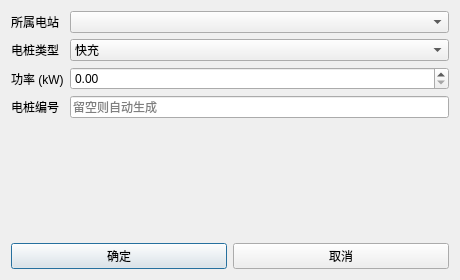
Qt form admin/pileadddialog.ui (river-cc-77/task_ShortSemester) before a commit.
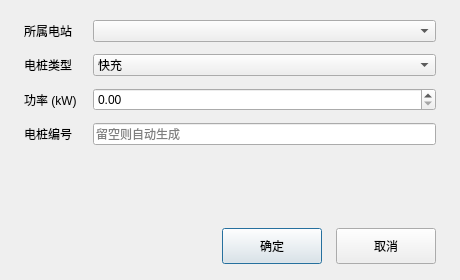
The same form after that commit.

Patch:
```diff
--- a/admin/pileadddialog.ui
+++ b/admin/pileadddialog.ui
@@ -14,8 +14,29 @@
    <string>新增电桩</string>
   </property>
   <layout class="QVBoxLayout" name="verticalLayout">
+   <property name="leftMargin">
+    <number>24</number>
+   </property>
+   <property name="topMargin">
+    <number>20</number>
+   </property>
+   <property name="rightMargin">
+    <number>24</number>
+   </property>
+   <property name="bottomMargin">
+    <number>16</number>
+   </property>
+   <property name="spacing">
+    <number>14</number>
+   </property>
    <item>
     <layout class="QFormLayout" name="formLayout">
+     <property name="horizontalSpacing">
+      <number>16</number>
+     </property>
+     <property name="verticalSpacing">
+      <number>12</number>
+     </property>
      <item row="0" column="0">
       <widget class="QLabel" name="lblStation">
        <property name="text">
@@ -75,8 +96,27 @@
    </item>
    <item>
     <layout class="QHBoxLayout" name="horizontalLayout">
+     <item>
+      <spacer name="horizontalSpacer">
+       <property name="orientation">
+        <enum>Qt::Horizontal</enum>
+       </property>
+       <property name="sizeHint" stdset="0">
+        <size>
+         <width>40</width>
+         <height>20</height>
+        </size>
+       </property>
+      </spacer>
+     </item>
      <item>
       <widget class="QPushButton" name="btnOk">
+       <property name="minimumSize">
+        <size>
+         <width>100</width>
+         <height>36</height>
+        </size>
+       </property>
        <property name="text">
         <string>确定</string>
        </property>
@@ -84,6 +124,12 @@
      </item>
      <item>
       <widget class="QPushButton" name="btnCancel">
+       <property name="minimumSize">
+        <size>
+         <width>100</width>
+         <height>36</height>
+        </size>
+       </property>
        <property name="text">
         <string>取消</string>
        </property>
```
